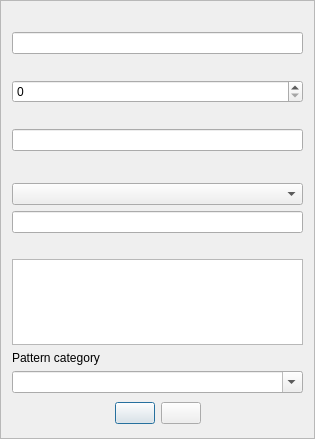
Before: the Qt Designer form src/gui/src/PatternPropertiesDialog_UI.ui in hydrogen-music/hydrogen, drawn with Qt 5.
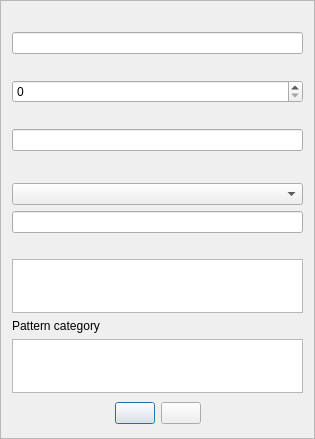
After: the same form once the commit is applied. Custom widgets are drawn as their Qt base class.

Commit message: Pattern: replace category by tags

```diff
--- a/src/gui/src/PatternPropertiesDialog_UI.ui
+++ b/src/gui/src/PatternPropertiesDialog_UI.ui
@@ -106,10 +106,7 @@
             </widget>
            </item>
            <item>
-            <widget class="LCDCombo" name="categoryComboBox">
-             <property name="editable">
-              <bool>true</bool>
-             </property>
+            <widget class="LCDTextEdit" name="categoryTextEdit">
             </widget>
            </item>
           </layout>
```
The commit also changes 15 other files.
